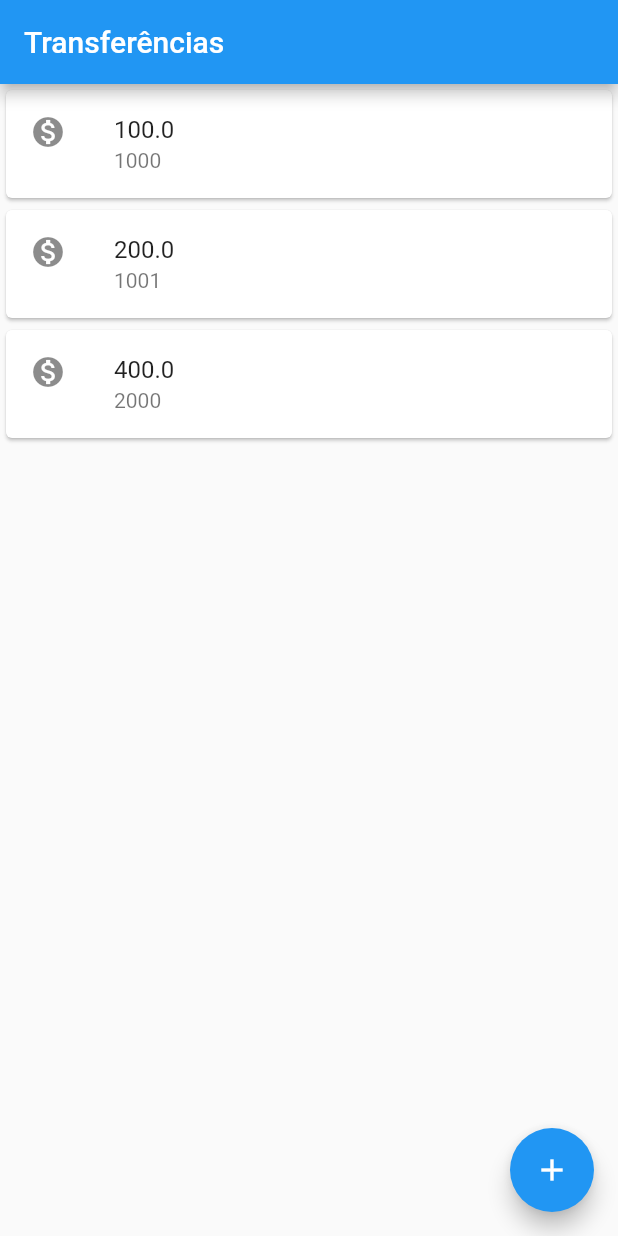
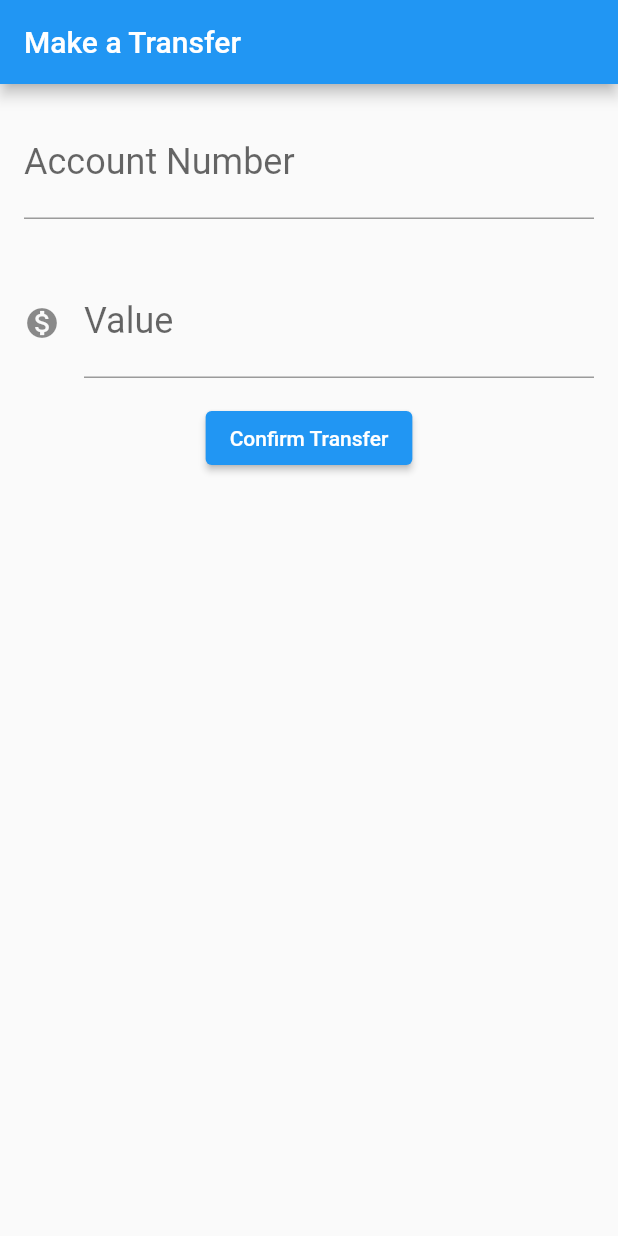
Before and after one commit to brunonobrega/flutter_first_app, a Flutter app: the screen it shows after launch, on a phone screen of 412 x 824 dp. Run offline on Flutter 3.47's test engine with Material 2 defaults, Android fonts, the phone set to English and light mode, and no system bars.

Commit message:
Insert transfer page with account number and value.

```diff
--- a/lib/main.dart
+++ b/lib/main.dart
@@ -1,18 +1,81 @@
 import 'package:flutter/material.dart';
 
 void main() {
-  runApp(MaterialApp(
+  runApp(BankApp());
+}
+
+class BankApp extends StatelessWidget {
+  const BankApp({Key? key}) : super(key: key);
+
+  @override
+  Widget build(BuildContext context) {
+    return  MaterialApp(
       home: Scaffold(
-      body: const TransferList(),
+        body: TransferForm(),
+      ),
+    );
+  }
+}
+
+class TransferForm extends StatelessWidget {
+
+  final TextEditingController inputControllerAccount = TextEditingController();
+  final TextEditingController inputControllerValue = TextEditingController();
+
+  @override
+  Widget build(BuildContext context) {
+    return Scaffold(
       appBar: AppBar(
-        title: const Text('Transferências'),
+        title: const Text('Make a Transfer'),
       ),
-      floatingActionButton: FloatingActionButton(
-        onPressed: () {},
-        child: const Icon(Icons.add),
+      body: Column(
+        children: [
+          Padding(
+            padding: const EdgeInsets.all(16.0),
+            child: TextField(
+              controller: inputControllerAccount,
+              style: const TextStyle(fontSize: 24.0),
+              decoration: const InputDecoration(
+                  labelText: 'Account Number', hintText: '0000'),
+              keyboardType: TextInputType.number,
             ),
           ),
+          Padding(
+            padding: const EdgeInsets.all(16.0),
+            child: TextField(
+              controller: inputControllerValue,
+              style: const TextStyle(fontSize: 24.0),
+              decoration: const InputDecoration(
+                  icon: Icon(Icons.monetization_on),
+                  labelText: 'Value',
+                  hintText: '0.00'),
+              keyboardType: TextInputType.number,
+            ),
+          ),
+          ElevatedButton(
+            onPressed: () {
+              debugPrint('Clicou');
+              final int? account = int.tryParse(inputControllerAccount.text);
+              final double? value = double.tryParse(inputControllerValue.text);
+              if(account != null && value != null) {
+                final makeTransfer = Transfer(value, account);
+                debugPrint('$makeTransfer');
+                ScaffoldMessenger.of(context).showSnackBar(SnackBar(
+                  content: Text('$makeTransfer'),
+                  duration: const Duration(seconds: 2),
+                  // action: SnackBarAction(
+                  //   label: 'ACTION',
+                  //   onPressed: () { },
+                  // ),
                 ));
+              }
+            },
+            child: const Text('Confirm Transfer'),
+          ),
+        ],
+      ),
+    );
+  }
 }
 
 class TransferList extends StatelessWidget {
@@ -20,21 +83,24 @@ class TransferList extends StatelessWidget {
 
   @override
   Widget build(BuildContext context) {
-    return Column(
-      children: const [
-        TransferItem(transfer: Transfer(
-            transferValue: 100.0,
-            accountNumber: 1000)
+    return Scaffold(
+      appBar: AppBar(
+        title: const Text('Transfers'),
       ),
-        TransferItem(transfer: Transfer(
-            transferValue: 200.0,
-            accountNumber: 1001)
+      body: Column(
+        children: [
+          TransferItem(
+              transfer: Transfer(100.0, 1000)),
+          TransferItem(
+              transfer: Transfer(200.0, 1001)),
+          TransferItem(
+              transfer: Transfer(400.0, 2000)),
+        ],
       ),
-        TransferItem(transfer: Transfer(
-            transferValue: 400.0,
-            accountNumber: 2000)
+      floatingActionButton: FloatingActionButton(
+        onPressed: () {},
+        child: const Icon(Icons.add),
       ),
-      ],
     );
   }
 }
@@ -42,8 +108,7 @@ class TransferList extends StatelessWidget {
 class TransferItem extends StatelessWidget {
   final Transfer transfer;
 
-  const TransferItem({Key? key, required this.transfer})
-      : super(key: key);
+  const TransferItem({Key? key, required this.transfer}) : super(key: key);
 
   @override
   Widget build(BuildContext context) {
@@ -57,18 +122,18 @@ class TransferItem extends StatelessWidget {
   }
 }
 
-class Transfer extends StatelessWidget {
+class Transfer {
   final double transferValue;
   final int accountNumber;
 
-  const Transfer(
-      {Key? key, required this.transferValue, required this.accountNumber})
-      : super(key: key);
+  // const Transfer(
+  //     {Key? key, required this.transferValue, required this.accountNumber})
+  //     : super(key: key);
+  Transfer(this.transferValue, this.accountNumber);
+
 
   @override
-  Widget build(BuildContext context) {
-    // TODO: implement build
-    throw UnimplementedError();
+  String toString() {
+    return ' Transfer{ value: $transferValue, account: $accountNumber }';
   }
-
 }
```
Lines whose indentation alone changed are shown as unchanged.
